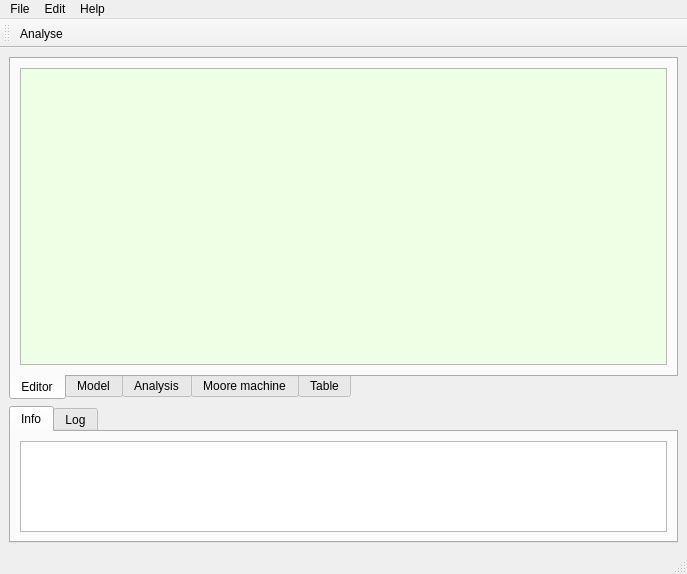
This is src/adcs/adcswindow.ui in rrader/ADCS as Qt 5 draws it before an edit. The edited form follows.
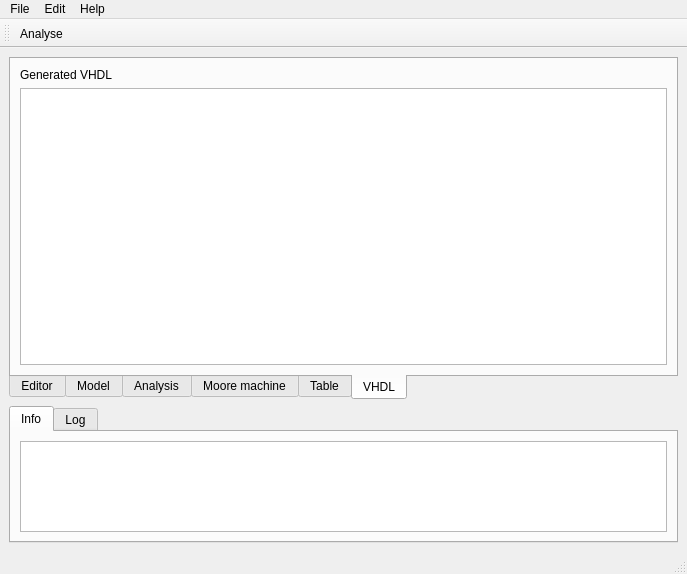
This is the edited form. The open tabs and pages were chosen to show the change.

Commit message: Generating VHDL code

Patch:
```diff
--- a/src/adcs/adcswindow.ui
+++ b/src/adcs/adcswindow.ui
@@ -352,6 +352,47 @@
 
 
 
+
+
+
+
+      <widget class="QWidget" name="tableTab">
+       <property name="enabled">
+        <bool>true</bool>
+       </property>
+       <attribute name="title">
+        <string>VHDL</string>
+       </attribute>
+       <layout class="QVBoxLayout" name="tab_2_layout">
+        <item>
+
+
+            <layout class="QVBoxLayout" name="verticalLayout_3">
+             <item>
+              <widget class="QLabel" name="label">
+               <property name="text">
+                <string>Generated VHDL</string>
+               </property>
+              </widget>
+             </item>
+             <item>
+               <widget class="QTextEdit" name="vhdl_text">
+                <property name="readOnly">
+                 <bool>true</bool>
+                </property>
+                <property name="fontFamily">
+                 <string>Courier</string>
+                </property>
+               </widget>
+             </item>
+
+         </layout>
+        </item>
+       </layout>
+      </widget>
+
+
+
      </widget>
 
 
```
The commit also changes 3 other files.
